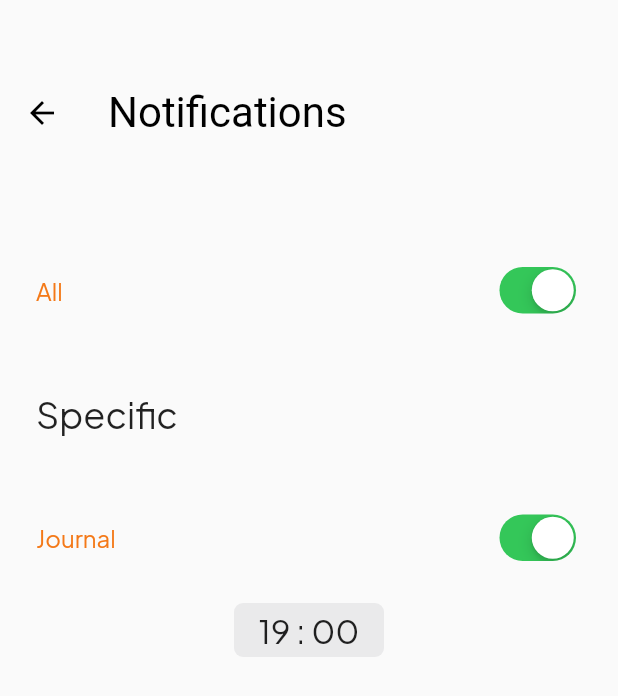
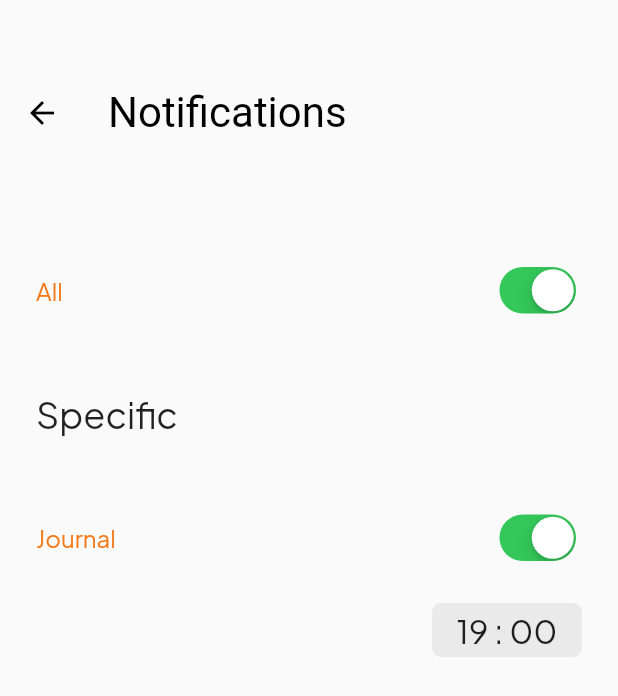
Before and after one commit to dirkzon/Moodlet, a Flutter app: the screen it shows after launch, item 3 of the bottom bar chosen, after a tap on "Notifications", on a phone screen of 412 x 824 dp. Shown: the top 696 px of the screen. Run offline on Flutter 3.47's test engine with Material 2 defaults, Android fonts, the phone set to English and light mode, and no system bars; our stand-ins replace charts_flutter, flutter_blue, flutter_local_notifications, hive, hive_flutter and 1 more; missing offline and left inert: cron, dart:ffi; accounts and stored records are empty.

Commit message:
fix designs

```diff
--- a/lib/pages/navigation_page.dart
+++ b/lib/pages/navigation_page.dart
@@ -50,7 +50,7 @@ class _NavigationState extends State<NavigationPage> {
           items: const [
             BottomNavigationBarItem(
                 icon: Icon(
-                  Icons.book_outlined,
+                  Icons.auto_stories_outlined,
                 ),
                 label: 'Journal',
                 tooltip: 'Journal'),
--- a/lib/pages/settings_page/notification_settings_screen.dart
+++ b/lib/pages/settings_page/notification_settings_screen.dart
@@ -78,19 +78,25 @@ class NotificationSettingsScreen extends StatelessWidget {
                         ],
                       )),
                   if (manager.journalNotifications)
+                    Container(
+                        margin: const EdgeInsets.only(left: 24, right: 24),
+                        child: Row(children: [
+                          const Spacer(),
                           InkWell(
                               onTap: () async {
                                 TimeOfDay? time = await showTimePicker(
                                     context: context,
                                     initialTime: manager.reflectionTime,
-                              initialEntryMode: TimePickerEntryMode.input);
+                                    initialEntryMode:
+                                        TimePickerEntryMode.input);
                                 if (time == null) return;
                                 manager.setReflectionTime(time);
                               },
                               child: Container(
                                   width: 100,
                                   decoration: BoxDecoration(
-                                color: const Color.fromARGB(31, 118, 118, 128),
+                                      color: const Color.fromARGB(
+                                          31, 118, 118, 128),
                                       borderRadius: BorderRadius.circular(6.0)),
                                   padding: const EdgeInsets.all(4.0),
                                   child: Center(
@@ -100,6 +106,7 @@ class NotificationSettingsScreen extends StatelessWidget {
                                             fontSize: 22,
                                             fontWeight: FontWeight.w400)),
                                   )))
+                        ])),
                 ],
               ))
         ]));
```
Lines whose indentation alone changed are shown as unchanged.
